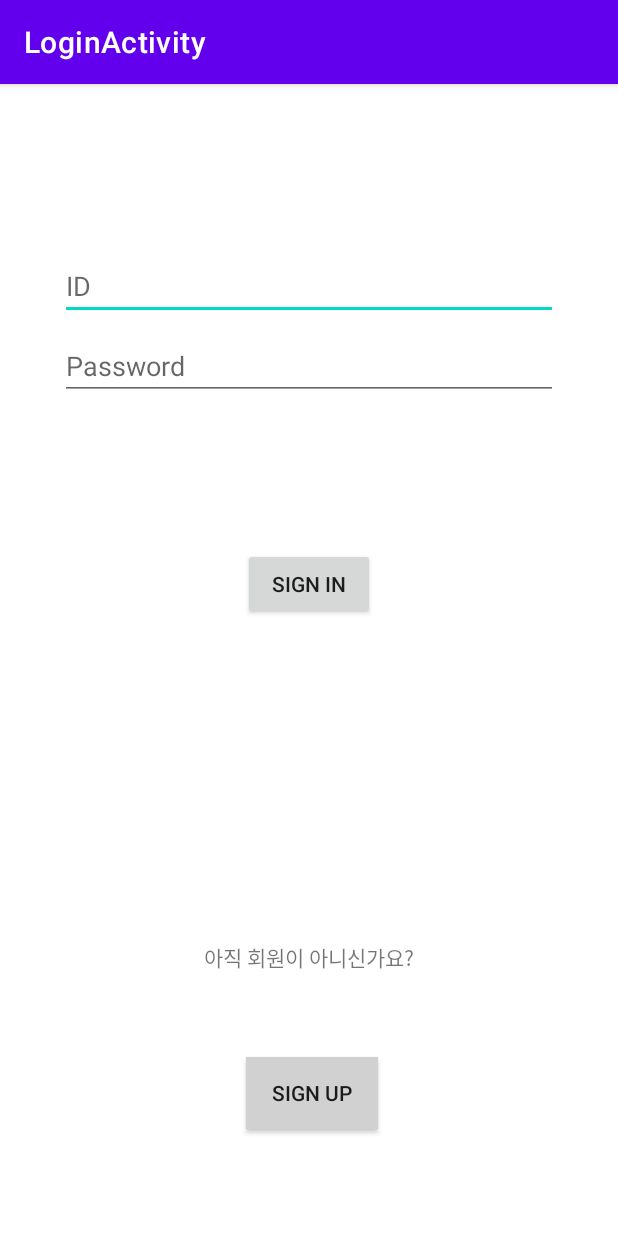
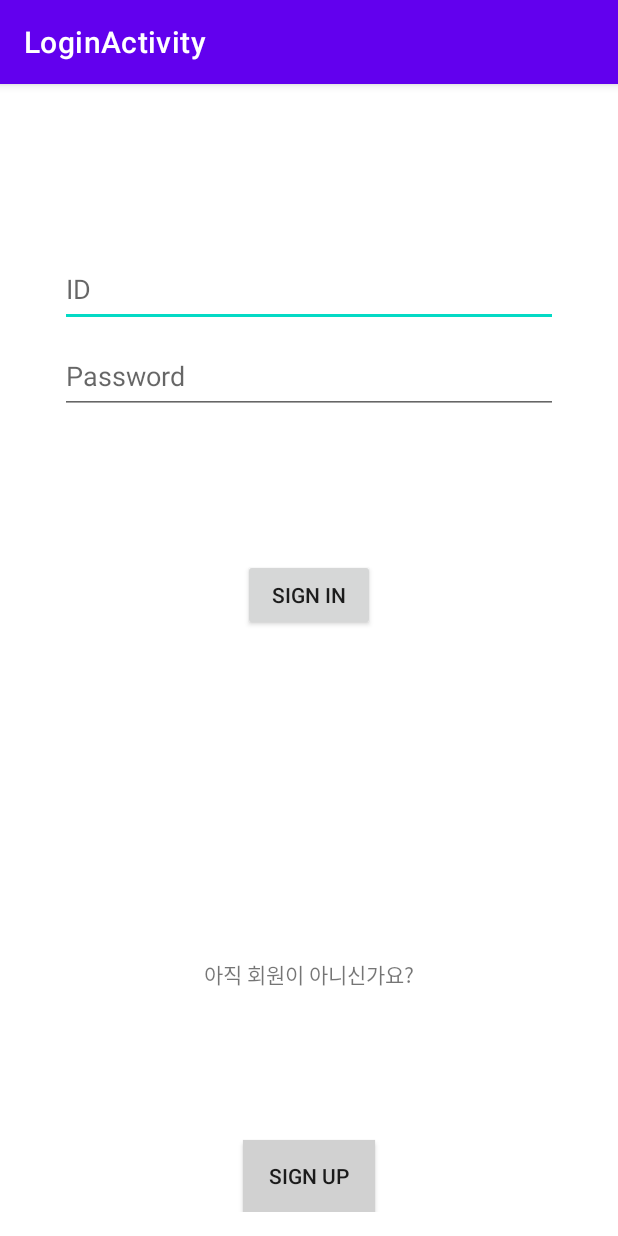
Before and after one commit to asapD/android, an Android app: the screen it shows after launch (LoginActivity), on a phone screen of 412 x 824 dp. Run offline under Robolectric (Android 15) with nearby library versions, the phone set to English and light mode, and no system bars.

Commit message:
fix: Change SDK ver. 31 to 30

```diff
--- a/app/build.gradle
+++ b/app/build.gradle
@@ -3,13 +3,13 @@ plugins {
 }
 
 android {
-    compileSdkVersion 31
+    compileSdkVersion 30
     buildToolsVersion "30.0.3"
 
     defaultConfig {
         applicationId "com.example.asapd"
         minSdkVersion 16
-        targetSdkVersion 31
+        targetSdkVersion 30
         versionCode 1
         versionName "1.0"
 
@@ -33,7 +33,7 @@ android {
 
 dependencies {
 
-    implementation 'androidx.appcompat:appcompat:1.4.0'
+    implementation 'androidx.appcompat:appcompat:1.3.0'
     implementation 'com.google.android.material:material:1.4.0'
     implementation 'androidx.constraintlayout:constraintlayout:2.1.2'
     implementation 'androidx.annotation:annotation:1.1.0'
--- a/app/src/main/res/layout/activity_login.xml
+++ b/app/src/main/res/layout/activity_login.xml
@@ -14,7 +14,7 @@
     <EditText
         android:id="@+id/et_userid"
         android:layout_width="0dp"
-        android:layout_height="wrap_content"
+        android:layout_height="50dp"
         android:layout_marginStart="24dp"
         android:layout_marginTop="96dp"
         android:layout_marginEnd="24dp"
@@ -23,12 +23,13 @@
         android:selectAllOnFocus="true"
         app:layout_constraintEnd_toEndOf="parent"
         app:layout_constraintStart_toStartOf="parent"
-        app:layout_constraintTop_toTopOf="parent" />
+        app:layout_constraintTop_toTopOf="parent"
+        android:autofillHints="" />
 
     <EditText
         android:id="@+id/et_userpw"
         android:layout_width="0dp"
-        android:layout_height="wrap_content"
+        android:layout_height="50dp"
         android:layout_marginStart="24dp"
         android:layout_marginTop="8dp"
         android:layout_marginEnd="24dp"
@@ -39,7 +40,8 @@
         android:selectAllOnFocus="true"
         app:layout_constraintEnd_toEndOf="parent"
         app:layout_constraintStart_toStartOf="parent"
-        app:layout_constraintTop_toBottomOf="@+id/et_userid" />
+        app:layout_constraintTop_toBottomOf="@+id/et_userid"
+        android:autofillHints="" />
 
     <android.widget.Button
         android:id="@+id/btn_signin"
@@ -63,13 +65,12 @@
         android:layout_width="0dp"
         android:layout_height="wrap_content"
         android:layout_marginStart="100dp"
-        android:layout_marginLeft="130dp"
         android:layout_marginEnd="100dp"
         android:layout_marginRight="130dp"
-        android:layout_marginBottom="159dp"
+        android:layout_marginBottom="100dp"
         android:gravity="center"
         android:text="아직 회원이 아니신가요?"
-        app:layout_constraintBottom_toBottomOf="parent"
+        app:layout_constraintBottom_toTopOf="@id/btn_signup"
         app:layout_constraintEnd_toEndOf="parent"
         app:layout_constraintStart_toStartOf="parent" />
 
@@ -77,13 +78,12 @@
         android:id="@+id/btn_signup"
         android:layout_width="wrap_content"
         android:layout_height="wrap_content"
-        android:layout_marginTop="56dp"
-        android:layout_marginEnd="44dp"
-        android:layout_marginRight="44dp"
+        android:background="#D1D1D1"
         android:text="Sign up"
-        android:background="#D1D1D1"
-        app:layout_constraintEnd_toEndOf="@+id/textView"
-        app:layout_constraintTop_toBottomOf="@+id/textView" />
+        app:layout_constraintBottom_toBottomOf="parent"
+        app:layout_constraintStart_toStartOf="parent"
+        app:layout_constraintEnd_toEndOf="parent"
+         />
 
 
 </androidx.constraintlayout.widget.ConstraintLayout>
```
